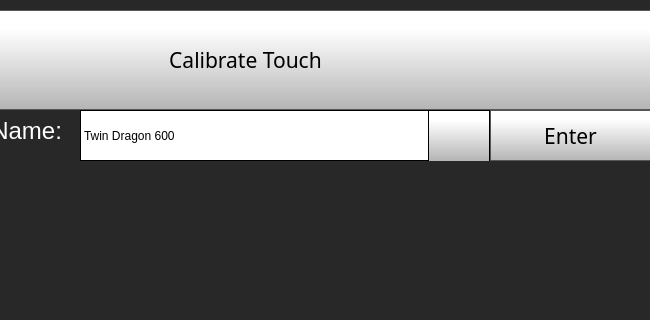
FracktalWorks/Dragon500TouchUI, file octoprint_Dragon500TouchUI/mainGUI.ui: the form before one commit; both pictures show x 150 to 800 and y 0 to 320 of the 800 by 480 pixel window.
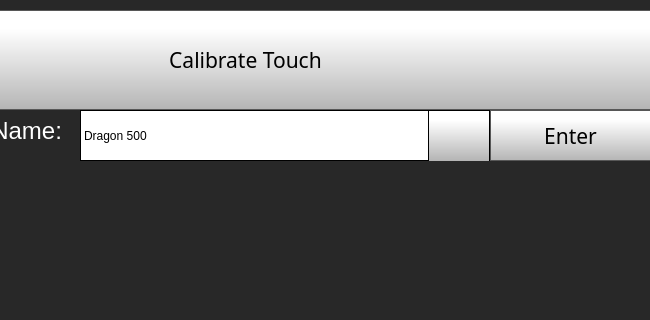
The form after the commit. The open tabs and pages were chosen to show the change. Icons and pictures are not drawn.

Diff of the .ui file:
```diff
--- a/octoprint_Dragon500TouchUI/mainGUI.ui
+++ b/octoprint_Dragon500TouchUI/mainGUI.ui
@@ -3896,6 +3896,16 @@
     background: white;
 }</string>
       </property>
+      <item>
+       <property name="text">
+        <string>Dragon 500</string>
+       </property>
+      </item>
+      <item>
+       <property name="text">
+        <string>Dragon 400</string>
+       </property>
+      </item>
       <item>
        <property name="text">
         <string>Twin Dragon 600</string>
```
Left out of the diff: 4 changed lines with no effect on the pictures.
